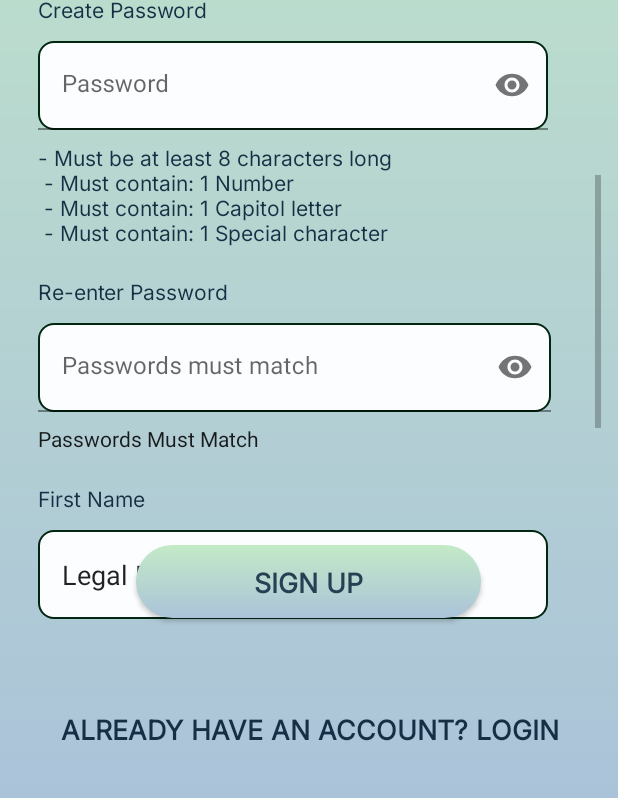
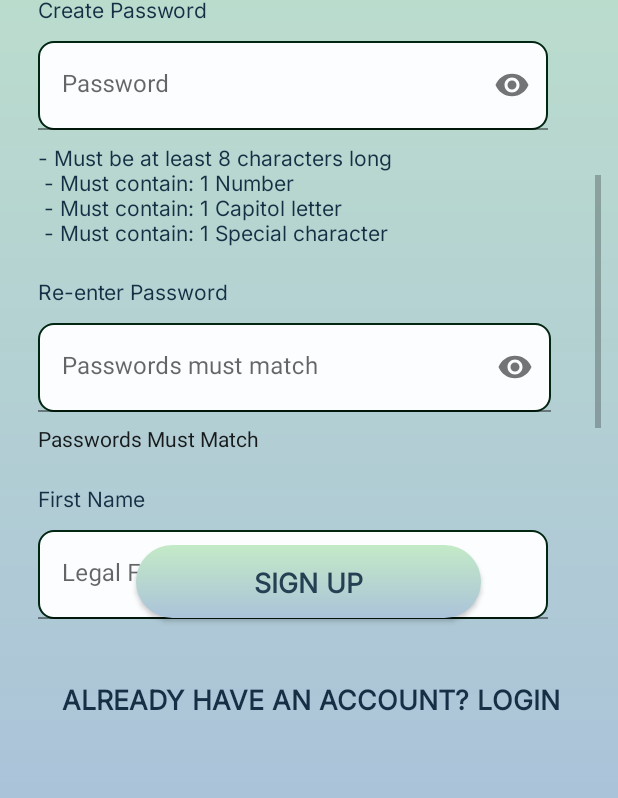
Before and after one commit to FullSailPatrick/2025May_Team03, an Android app: the createaccount screen opened directly, with no data from a screen before it, scrolled down 292 dp, on a phone screen of 412 x 824 dp, the part 438-1236 px from its top. Run offline under Robolectric (Android 15) with nearby library versions, the light colour scheme and no system bars; our stand-ins replace Firebase (no records; nobody signed in at launch, a user with empty details on screens opened directly); Roboto replaces fonts that are not available here.

Commit message:
# Fixed text boxes so that they behave consistently through out the application

```diff
--- a/App/app/src/main/res/layout/activity_createaccount.xml
+++ b/App/app/src/main/res/layout/activity_createaccount.xml
@@ -60,6 +60,10 @@
                 android:text="@string/new_user_email"
                 android:textColor="@color/button_text_color" />
 
+            <com.google.android.material.textfield.TextInputLayout
+                android:id="@+id/new_emailLayout"
+                android:layout_width="match_parent"
+                android:layout_height="wrap_content">
                 <com.google.android.material.textfield.TextInputEditText
                     android:id="@+id/new_email"
                     android:layout_width="340dp"
@@ -74,6 +78,7 @@
                     android:selectAllOnFocus="true"
                     android:textColorHint="#263F53"
                     tools:ignore="DuplicateSpeakableTextCheck" />
+            </com.google.android.material.textfield.TextInputLayout>
 
             <TextView
                 android:id="@+id/create_username_label"
@@ -84,6 +89,10 @@
                 android:text="@string/new_username"
                 android:textColor="@color/button_text_color" />
 
+            <com.google.android.material.textfield.TextInputLayout
+                android:id="@+id/create_usernameLayout"
+                android:layout_width="match_parent"
+                android:layout_height="wrap_content">
                 <com.google.android.material.textfield.TextInputEditText
                     android:id="@+id/create_username"
                     android:layout_width="340dp"
@@ -101,6 +110,7 @@
                     app:layout_constraintStart_toStartOf="parent"
                     app:layout_constraintTop_toBottomOf="@+id/imageView5"
                     tools:ignore="DuplicateSpeakableTextCheck" />
+            </com.google.android.material.textfield.TextInputLayout>
 
             <TextView
                 android:id="@+id/create_username_requirements"
@@ -198,20 +208,25 @@
                 android:text="@string/first_name"
                 android:textColor="@color/button_text_color" />
 
+            <com.google.android.material.textfield.TextInputLayout
+                android:id="@+id/first_nameLayout"
+                android:layout_width="match_parent"
+                android:layout_height="wrap_content">
                 <EditText
                     android:id="@+id/first_name"
                     android:layout_width="340dp"
                     android:layout_height="59dp"
                     android:layout_marginTop="3dp"
                     android:layout_marginBottom="8dp"
-                android:autofillHints="Email"
+                    android:autofillHints="Name"
                     android:background="@drawable/rounded_text"
                     android:ems="10"
-                android:inputType="text"
+                    android:inputType="textPersonName"
                     android:minHeight="48dp"
                     android:selectAllOnFocus="true"
-                android:text="@string/new_first_name_tip"
+                    android:hint="@string/new_first_name_tip"
                     android:textColorHint="#263F53" />
+            </com.google.android.material.textfield.TextInputLayout>
 
             <TextView
                 android:id="@+id/last_name_label"
@@ -222,20 +237,25 @@
                 android:text="@string/last_name"
                 android:textColor="@color/button_text_color" />
 
+            <com.google.android.material.textfield.TextInputLayout
+                android:id="@+id/last_nameLayout"
+                android:layout_width="match_parent"
+                android:layout_height="wrap_content">
                 <EditText
                     android:id="@+id/last_name"
                     android:layout_width="340dp"
                     android:layout_height="59dp"
                     android:layout_marginTop="3dp"
                     android:layout_marginBottom="8dp"
-                android:autofillHints="Email"
+                    android:autofillHints="Name"
                     android:background="@drawable/rounded_text"
                     android:ems="10"
-                android:inputType="text"
+                    android:inputType="textPersonName"
                     android:minHeight="48dp"
                     android:selectAllOnFocus="true"
-                android:text="@string/last_name_tip"
+                    android:hint="@string/last_name_tip"
                     android:textColorHint="#263F53" />
+            </com.google.android.material.textfield.TextInputLayout>
 
             <TextView
                 android:id="@+id/user_phone_label"
@@ -304,7 +324,7 @@
         android:id="@+id/return_to_login"
         android:layout_width="410dp"
         android:layout_height="60dp"
-        android:layout_marginBottom="16dp"
+        android:layout_marginBottom="36dp"
         android:background="#00FFFFFF"
         android:contextClickable="true"
         android:fontFamily="@font/inter"
@@ -312,7 +332,10 @@
         android:textColor="@color/button_text_color"
         app:layout_constraintBottom_toBottomOf="parent"
         app:layout_constraintEnd_toEndOf="parent"
+        app:layout_constraintHorizontal_bias="1.0"
         app:layout_constraintStart_toStartOf="parent"
+        app:layout_constraintTop_toBottomOf="@+id/signup"
+        app:layout_constraintVertical_bias="1.0"
         app:strokeColor="#00FFFFFF"
         tools:ignore="TextSizeCheck" />
 
```
Also changed, not shown: App/app/src/main/res/layout/activity_login.xml (+26 -22 lines). Lines whose indentation alone changed are shown as unchanged.
